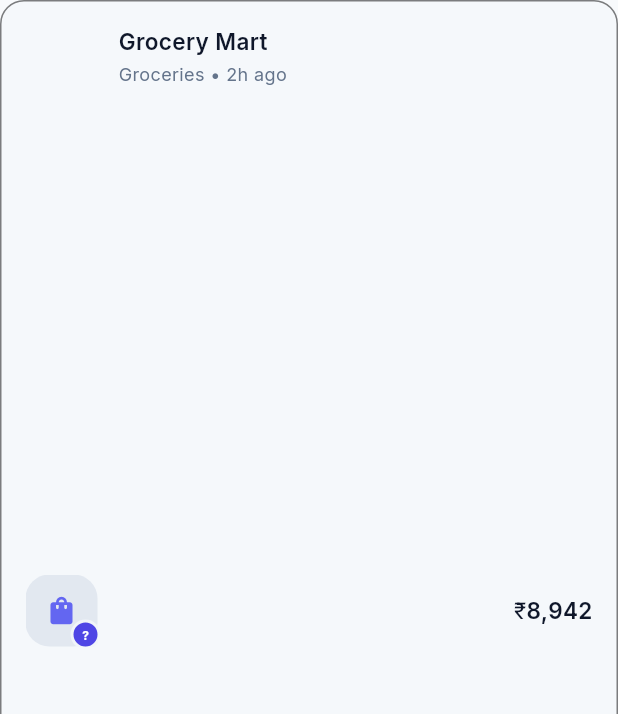
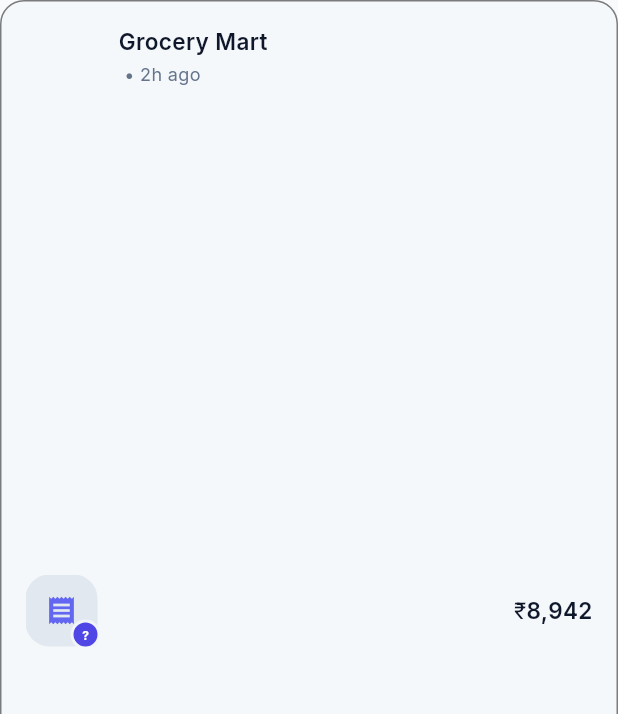
Before and after one commit to jayy2kok/budgetly, a Flutter app: the _ActivityTile widget shown alone on an empty page, opened directly with sample values from the repository, on a phone screen of 412 x 824 dp. Shown: the top 714 px of the screen. Run offline on Flutter 3.47's test engine with Material 3 defaults, Android fonts, the phone set to English and light mode, and no system bars; our stand-ins replace dio, flutter_riverpod, go_router, google_fonts, google_sign_in, permission_handler and 2 more; missing offline and left inert: flutter_sms_inbox, mobile_scanner; accounts and stored records are empty; network calls fail.

Commit message:
fix(app): unify category names and icons across dashboard and feed
The Dashboard and Feed each had private cat_001..cat_008 maps that
disagreed: Dashboard showed Groceries/Housing/Entertainment while Feed
showed Household/Home/Leisure, with different icons. Both also ignored
the real Category.icon returned by categoryProvider.

Add utils/category_display.dart as the single source of truth:
resolveCategoryName/resolveCategoryIcon prefer the family's real
Category fetched via categoryProvider, then fall back to one shared
seed map (matching the backend/mock data). Both tiles now render the
resolved icon through CategoryIcon, and transaction detail uses the
same resolver. A unit test guards the fallback map against divergence.

Co-Authored-By: Claude Code <noreply@anthropic.com>

```diff
--- a/app/lib/screens/dashboard/dashboard_screen.dart
+++ b/app/lib/screens/dashboard/dashboard_screen.dart
@@ -15,7 +15,9 @@ import '../../providers/transaction_provider.dart';
 import '../../providers/sms_provider.dart';
 import '../../models/transaction.dart';
 import '../../models/family_member.dart';
+import '../../utils/category_display.dart';
 import '../../utils/payer_resolver.dart';
+import '../../widgets/category_icon.dart';
 import '../../widgets/sms_consent_dialog.dart';
 
 /// Dashboard — Budget ring, stat cards, activity list.
@@ -64,7 +66,6 @@ class _DashboardScreenState extends ConsumerState<DashboardScreen> {
     final budget = ref.watch(budgetProvider);
     final txnState = ref.watch(transactionProvider);
     final categories = ref.watch(categoryProvider).categories;
-    final catMap = {for (final c in categories) c.id: c.name};
     final familyMembers = ref.watch(familyProvider).members;
     final currentUserId = ref.watch(authProvider).user?.id;
 
@@ -198,7 +199,8 @@ class _DashboardScreenState extends ConsumerState<DashboardScreen> {
                   final txn = txnState.transactions[index];
                   return _ActivityTile(
                     transaction: txn,
-                    categoryName: catMap[txn.categoryId],
+                    categoryName: resolveCategoryName(txn.categoryId, categories),
+                    categoryIcon: resolveCategoryIcon(txn.categoryId, categories),
                     members: familyMembers,
                     currentUserId: currentUserId,
                     onTap: () => context.push(
@@ -734,6 +736,7 @@ class _MiniStatCard extends StatelessWidget {
 class _ActivityTile extends StatelessWidget {
   final Transaction transaction;
   final String? categoryName;
+  final String? categoryIcon;
   final List<FamilyMember> members;
   final String? currentUserId;
   final VoidCallback? onTap;
@@ -741,21 +744,11 @@ class _ActivityTile extends StatelessWidget {
   const _ActivityTile({
     required this.transaction,
     this.categoryName,
+    this.categoryIcon,
     this.members = const [],
     this.currentUserId,
     this.onTap,
   });
-
-  static const _categoryIcons = {
-    'cat_001': Icons.shopping_bag,
-    'cat_002': Icons.restaurant,
-    'cat_003': Icons.directions_car,
-    'cat_004': Icons.payments,
-    'cat_005': Icons.receipt_long,
-    'cat_006': Icons.medical_services,
-    'cat_007': Icons.movie,
-    'cat_008': Icons.shopping_cart,
-  };
 
   String _timeAgo(DateTime date) {
     final diff = DateTime.now().difference(date);
@@ -765,27 +758,11 @@ class _ActivityTile extends StatelessWidget {
     return DateFormat('MMM d').format(date);
   }
 
-  String _categoryLabel(String? categoryId) {
-    if (categoryName != null && categoryName!.isNotEmpty) {
-      return categoryName!;
-    }
-    const labels = {
-      'cat_001': 'Groceries',
-      'cat_002': 'Dining',
-      'cat_003': 'Transport',
-      'cat_004': 'Housing',
-      'cat_005': 'Bills',
-      'cat_006': 'Health',
-      'cat_007': 'Entertainment',
-      'cat_008': 'Shopping',
-    };
-    return labels[categoryId] ?? 'Other';
-  }
-
   @override
   Widget build(BuildContext context) {
     final isIncome = transaction.type == TransactionType.income;
-    final icon = _categoryIcons[transaction.categoryId] ?? Icons.receipt;
+    final icon = categoryIcon ?? '';
+    final label = categoryName ?? 'Other';
 
     return GestureDetector(
       onTap: onTap,
@@ -820,13 +797,21 @@ class _ActivityTile extends StatelessWidget {
                         BudgetlyTheme.radiusCard,
                       ),
                     ),
-                    child: Icon(
-                      icon,
-                      color: isIncome
-                          ? context.colors.accentMint
-                          : context.colors.primaryLight,
-                      size: 22,
-                    ),
+                    child: icon.isEmpty
+                        ? Icon(
+                            Icons.receipt,
+                            color: isIncome
+                                ? context.colors.accentMint
+                                : context.colors.primaryLight,
+                            size: 22,
+                          )
+                        : CategoryIcon(
+                            icon: icon,
+                            color: isIncome
+                                ? context.colors.accentMint
+                                : context.colors.primaryLight,
+                            size: 22,
+                          ),
                   ),
                   // Small avatar badge
                   Positioned(
@@ -883,7 +868,7 @@ class _ActivityTile extends StatelessWidget {
                   ),
                   SizedBox(height: 3),
                   Text(
-                    '${_categoryLabel(transaction.categoryId)} • ${_timeAgo(transaction.transactionDate)}',
+                    '$label • ${_timeAgo(transaction.transactionDate)}',
                     style: GoogleFonts.inter(
                       fontSize: 12,
                       color: context.colors.textDim,
```
Also changed, not shown: app/lib/screens/expense/transaction_detail_screen.dart (+2 -19 lines), app/lib/screens/feed/transaction_feed_screen.dart (+23 -33 lines), app/lib/utils/category_display.dart (added, +57 -0 lines), 1 other file.
